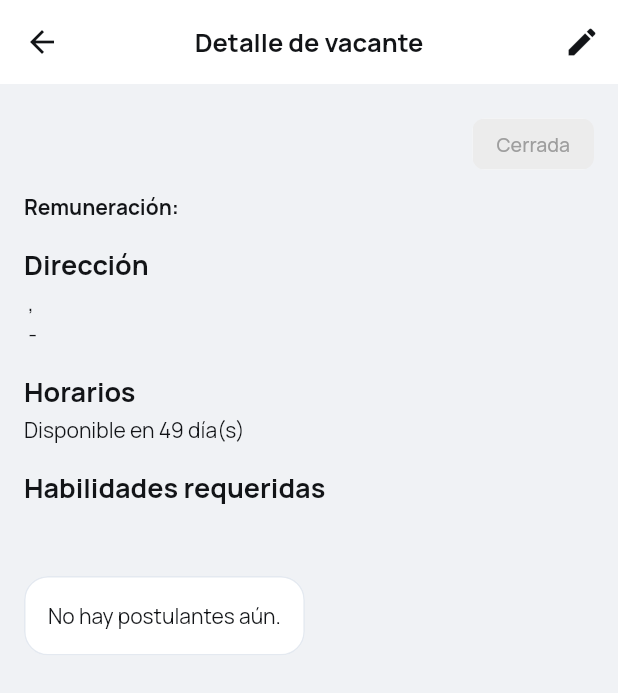
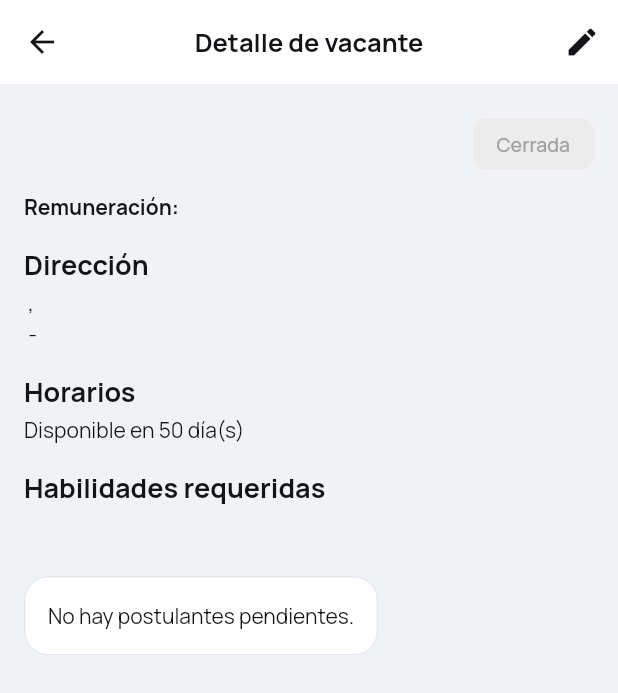
Before and after one commit to ceanbu/AppFrelancers, a Flutter app: the VacancyDetailScreen screen opened directly with empty values, on a phone screen of 412 x 824 dp. Shown: the top 693 px of the screen. Run offline on Flutter 3.47's test engine with Material 3 defaults, Android fonts, the phone set to English and light mode, and no system bars; our stand-ins replace cloud_firestore, firebase_auth, firebase_core, flutter_riverpod, go_router, google_fonts and 2 more; accounts and stored records are empty.

Commit message:
fix: complete whatsapp integration and applicant management
- Fixed WhatsApp launch by adding intent queries to AndroidManifest.xml and using external application mode.
- Improved applicant management in VacancyDetailScreen: now displays a list of 'Selected' freelancers with direct WhatsApp buttons.
- Ensured physical back button on Android correctly navigates instead of closing the app.

Co-authored-by: ceanbu <214049549+ceanbu@users.noreply.github.com>

```diff
--- a/lib/features/employer_dashboard/presentation/screens/vacancy_detail_screen.dart
+++ b/lib/features/employer_dashboard/presentation/screens/vacancy_detail_screen.dart
@@ -44,11 +44,12 @@ class _VacancyDetailScreenState extends State<VacancyDetailScreen> {
 
   Future<void> _loadApplicants() async {
     try {
+      // Cargamos todas las aplicaciones (pendientes y contactadas)
       final snapshot = await FirebaseFirestore.instance
           .collection('applications')
           .where('vacantId', isEqualTo: widget.vacancyId)
-          .where('status', isEqualTo: 'pending')
           .get();
+
       debugPrint('📋 Aplicaciones encontradas: ${snapshot.docs.length}');
       final List<Map<String, dynamic>> applicantsList = [];
       for (var doc in snapshot.docs) {
@@ -66,6 +67,7 @@ class _VacancyDetailScreenState extends State<VacancyDetailScreen> {
             'experience': freelancerDoc['experience'] ?? [],
             'phone': freelancerDoc['phone'] ?? '',
             'availability': freelancerDoc['availability'] ?? {},
+            'applicationStatus': data['status'] ?? 'pending',
           });
         }
       }
@@ -91,15 +93,7 @@ class _VacancyDetailScreenState extends State<VacancyDetailScreen> {
       ScaffoldMessenger.of(context).showSnackBar(
         const SnackBar(content: Text('Match realizado con éxito')),
       );
-      final whatsappUrl = 'https://wa.me/${phone.replaceAll(RegExp(r'[^\d+]'), '')}?text=Hola!%20Has%20sido%20seleccionado%20para%20la%20vacante.';
-      final uri = Uri.parse(whatsappUrl);
-      if (await canLaunchUrl(uri)) {
-        await launchUrl(uri, mode: LaunchMode.externalApplication);
-      } else {
-        ScaffoldMessenger.of(context).showSnackBar(
-          const SnackBar(content: Text('No se pudo abrir WhatsApp')),
-        );
-      }
+      _launchWhatsApp(phone);
       _loadApplicants();
     } catch (e) {
       ScaffoldMessenger.of(context).showSnackBar(
@@ -157,18 +151,24 @@ class _VacancyDetailScreenState extends State<VacancyDetailScreen> {
     return null;
   }
 
+  Future<void> _launchWhatsApp(String phone) async {
+    final cleanPhone = phone.replaceAll(RegExp(r'\D'), '');
+    final whatsappUrl = 'https://wa.me/$cleanPhone?text=Hola!%20Has%20sido%20seleccionado%20para%20la%20vacante.';
+    final uri = Uri.parse(whatsappUrl);
+    if (await canLaunchUrl(uri)) {
+      await launchUrl(uri, mode: LaunchMode.externalApplication);
+    } else {
+      if (mounted) {
+        ScaffoldMessenger.of(context).showSnackBar(
+          const SnackBar(content: Text('No se pudo abrir WhatsApp. Verifica si la app está instalada.')),
+        );
+      }
+    }
+  }
+
   void _goToHome() {
-    final goRouter = GoRouter.of(context);
-    if (goRouter.canPop()) {
-      goRouter.pop();
-    } else {
-      // No hay pantalla anterior, redirigir al home del empleador
-      // Usamos WidgetsBinding para asegurar que el contexto sigue montado
-      WidgetsBinding.instance.addPostFrameCallback((_) {
-        if (mounted) {
-          goRouter.go('/employer/home');
-        }
-      });
+    if (mounted) {
+      context.go('/employer/home');
     }
   }
 
@@ -176,7 +176,7 @@ class _VacancyDetailScreenState extends State<VacancyDetailScreen> {
   Widget build(BuildContext context) {
     return PopScope(
       canPop: false,
-      onPopInvoked: (didPop) async {
+      onPopInvokedWithResult: (didPop, result) {
         if (didPop) return;
         _goToHome();
       },
@@ -268,29 +268,7 @@ class _VacancyDetailScreenState extends State<VacancyDetailScreen> {
                       ],
                     ),
                   const SizedBox(height: 24),
-                  if (_matchedFreelancerId != null && _matchedFreelancerId!.isNotEmpty)
-                    Padding(
-                      padding: const EdgeInsets.symmetric(vertical: 8),
-                      child: ElevatedButton.icon(
-                        onPressed: () async {
-                          final freelancer = _getMatchedFreelancer();
-                          if (freelancer != null) {
-                            final phone = freelancer['phone'];
-                            final whatsappUrl = 'https://wa.me/${phone.replaceAll(RegExp(r'[^\d+]'), '')}?text=Hola!%20Has%20sido%20seleccionado%20para%20la%20vacante.';
-                            final uri = Uri.parse(whatsappUrl);
-                            if (await canLaunchUrl(uri)) {
-                              await launchUrl(uri, mode: LaunchMode.externalApplication);
-                            }
-                          }
-                        },
-                        icon: const Icon(Icons.chat),
-                        label: const Text('Contactar por WhatsApp'),
-                        style: ElevatedButton.styleFrom(
-                          backgroundColor: Colors.green,
-                          foregroundColor: Colors.white,
-                        ),
-                      ),
-                    ),
+                  _buildSelectedFreelancersSection(),
                   _buildApplicantsSection(),
                 ],
               ),
@@ -301,13 +279,45 @@ class _VacancyDetailScreenState extends State<VacancyDetailScreen> {
     );
   }
 
+  Widget _buildSelectedFreelancersSection() {
+    final selected = _applicants.where((a) => a['applicationStatus'] == 'contacted').toList();
+    if (selected.isEmpty) return const SizedBox.shrink();
+
+    return Column(
+      crossAxisAlignment: CrossAxisAlignment.start,
+      children: [
+        Text('Postulantes seleccionados', style: AppTextStyles.headlineMedium),
+        const SizedBox(height: 8),
+        ...selected.map((freelancer) => Card(
+          color: Colors.green.withOpacity(0.05),
+          margin: const EdgeInsets.only(bottom: 12),
+          child: ListTile(
+            title: Text(freelancer['name'], style: AppTextStyles.titleMedium),
+            subtitle: Text('Contactar para coordinar detalles'),
+            trailing: ElevatedButton.icon(
+              onPressed: () => _launchWhatsApp(freelancer['phone']),
+              icon: const Icon(Icons.chat, size: 18),
+              label: const Text('WhatsApp'),
+              style: ElevatedButton.styleFrom(
+                backgroundColor: Colors.green,
+                foregroundColor: Colors.white,
+              ),
+            ),
+          ),
+        )).toList(),
+        const Divider(height: 32),
+      ],
+    );
+  }
+
   Widget _buildApplicantsSection() {
-    if (_applicants.isEmpty) {
+    final pending = _applicants.where((a) => a['applicationStatus'] == 'pending').toList();
+    if (pending.isEmpty) {
       if (_isLoading) return const SizedBox.shrink();
       return Card(
         child: Padding(
           padding: const EdgeInsets.all(16),
-          child: Text('No hay postulantes aún.', style: AppTextStyles.bodyMedium),
+          child: Text('No hay postulantes pendientes.', style: AppTextStyles.bodyMedium),
         ),
       );
     }
@@ -317,7 +327,7 @@ class _VacancyDetailScreenState extends State<VacancyDetailScreen> {
         Row(
           mainAxisAlignment: MainAxisAlignment.spaceBetween,
           children: [
-            Text('Postulantes (${_applicants.length})', style: AppTextStyles.headlineMedium),
+            Text('Postulantes (${pending.length})', style: AppTextStyles.headlineMedium),
             TextButton(
               onPressed: () => context.push('/employer/vacancy/${widget.vacancyId}/applicants'),
               child: const Text('Ver todos'),
@@ -329,9 +339,9 @@ class _VacancyDetailScreenState extends State<VacancyDetailScreen> {
           height: 280,
           child: ListView.builder(
             scrollDirection: Axis.horizontal,
-            itemCount: _applicants.length > 5 ? 5 : _applicants.length,
+            itemCount: pending.length > 5 ? 5 : pending.length,
             itemBuilder: (context, index) {
-              final applicant = _applicants[index];
+              final applicant = pending[index];
               return Container(
                 width: 280,
                 margin: const EdgeInsets.only(right: 12),
```
Also changed, not shown: 1 other file.
